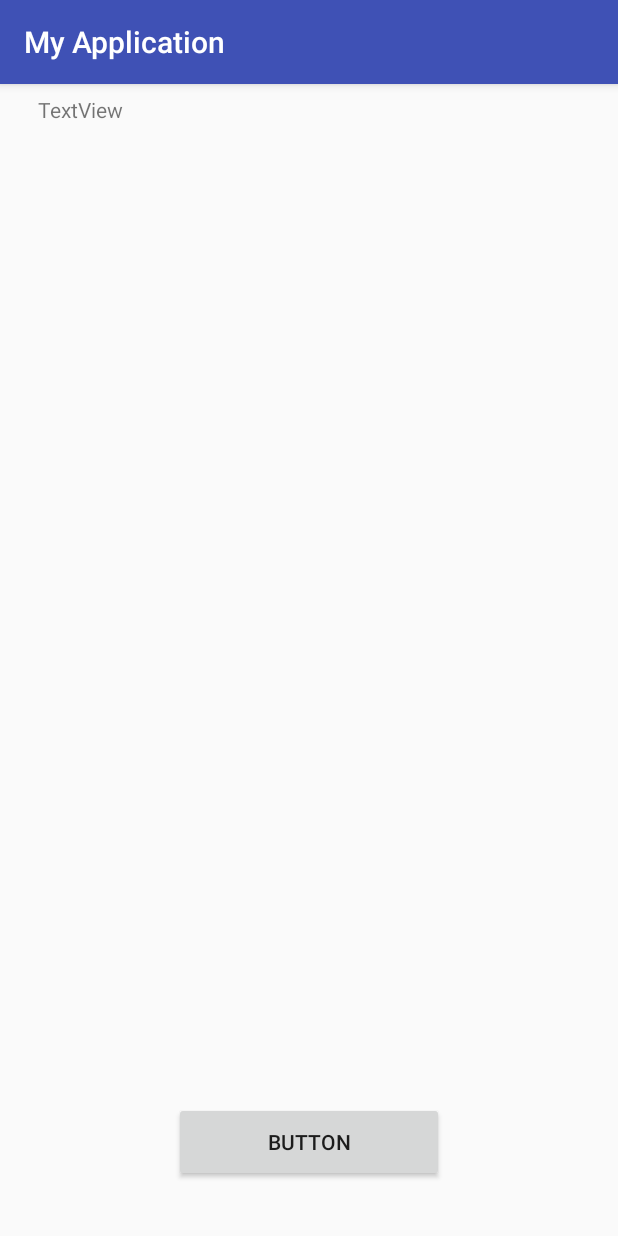
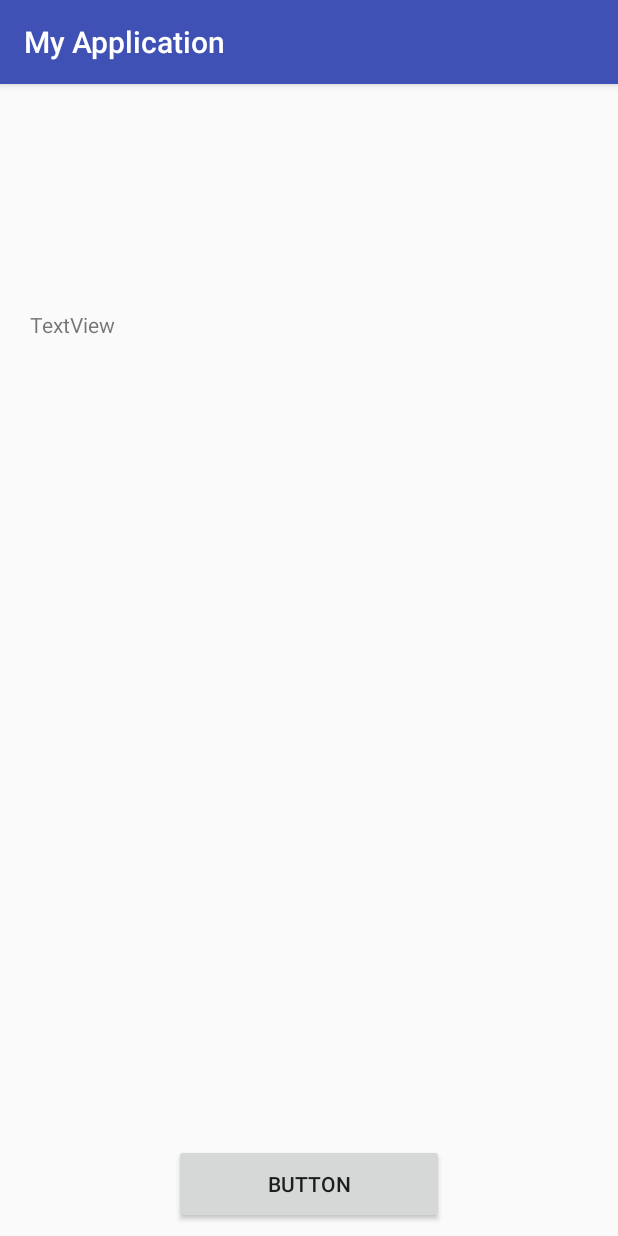
Before and after one commit to drsutherin/ceg-4410group3, an Android app: the TeacherMain screen opened directly, with no data from a screen before it, on a phone screen of 412 x 824 dp. Run offline under Robolectric (Android 15) with nearby library versions, the phone set to English and light mode, and no system bars.

Commit message:
speech-to-text code ready for testing

```diff
--- a/app/src/main/java/ceg4410/wright/edu/myapplication/TeacherMain.java
+++ b/app/src/main/java/ceg4410/wright/edu/myapplication/TeacherMain.java
@@ -5,6 +5,7 @@ import android.content.Intent;
 import android.os.Bundle;
 import android.speech.RecognizerIntent;
 import android.support.v7.app.AppCompatActivity;
+import android.text.method.ScrollingMovementMethod;
 import android.view.View;
 import android.widget.Button;
 import android.widget.TextView;
@@ -23,6 +24,7 @@ public class TeacherMain extends AppCompatActivity {
         setContentView(R.layout.activity_teacher_main);
 
         mVoiceInputTv = (TextView) findViewById(R.id.voiceInput);
+        mVoiceInputTv.setMovementMethod(new ScrollingMovementMethod());
         mSpeakBtn = (Button) findViewById(R.id.btnSpeak);
         mSpeakBtn.setOnClickListener(new View.OnClickListener() {
 
--- a/app/src/main/res/layout/activity_teacher_main.xml
+++ b/app/src/main/res/layout/activity_teacher_main.xml
@@ -10,34 +10,10 @@
         android:id="@+id/linearLayout2"
         android:layout_width="0dp"
         android:layout_height="wrap_content"
-        android:layout_marginBottom="7dp"
         android:orientation="vertical"
-        app:layout_constraintBottom_toTopOf="@+id/scrollView3"
         app:layout_constraintEnd_toEndOf="parent"
         app:layout_constraintStart_toStartOf="parent"
         app:layout_constraintTop_toTopOf="parent" />
-
-    <ScrollView
-        android:id="@+id/scrollView3"
-        android:layout_width="362dp"
-        android:layout_height="0dp"
-        android:layout_marginBottom="125dp"
-        android:layout_marginEnd="8dp"
-        android:layout_marginStart="8dp"
-        app:layout_constraintBottom_toBottomOf="parent"
-        app:layout_constraintEnd_toEndOf="parent"
-        app:layout_constraintStart_toStartOf="parent"
-        app:layout_constraintTop_toBottomOf="@+id/linearLayout2">
-
-
-        <TextView
-            android:id="@+id/voiceInput"
-            android:layout_width="wrap_content"
-            android:layout_height="match_parent"
-            android:text="TextView"
-            tools:layout_editor_absoluteX="162dp"
-            tools:layout_editor_absoluteY="107dp" />
-    </ScrollView>
 
     <Button
         android:id="@+id/btnSpeak"
@@ -46,12 +22,26 @@
         android:layout_marginBottom="8dp"
         android:layout_marginEnd="8dp"
         android:layout_marginStart="8dp"
-        android:layout_marginTop="8dp"
         android:text="Button"
         app:layout_constraintBottom_toBottomOf="parent"
         app:layout_constraintEnd_toEndOf="parent"
+        app:layout_constraintStart_toStartOf="parent" />
+
+    <TextView
+        android:id="@+id/voiceInput"
+        android:layout_width="372dp"
+        android:layout_height="405dp"
+        android:layout_marginBottom="8dp"
+        android:layout_marginEnd="8dp"
+        android:layout_marginStart="8dp"
+        android:layout_marginTop="8dp"
+        android:text="TextView"
+        android:maxLines="5"
+        android:scrollbars="vertical"
+        app:layout_constraintBottom_toTopOf="@+id/btnSpeak"
+        app:layout_constraintEnd_toEndOf="parent"
         app:layout_constraintStart_toStartOf="parent"
-        app:layout_constraintTop_toBottomOf="@+id/scrollView3" />
+        app:layout_constraintTop_toBottomOf="@+id/linearLayout2" />
 
 
 </android.support.constraint.ConstraintLayout>
```
